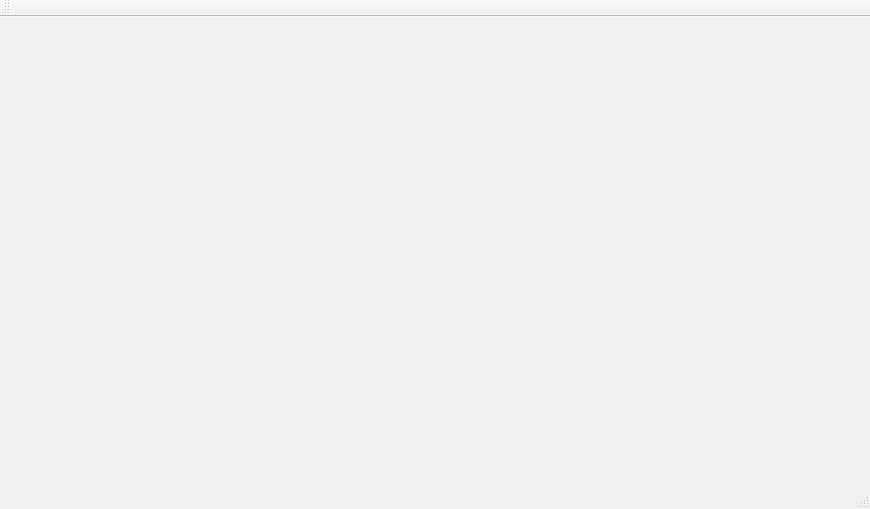
goujonpa/UTProfiler, file mainwindow.ui: the form before one commit.
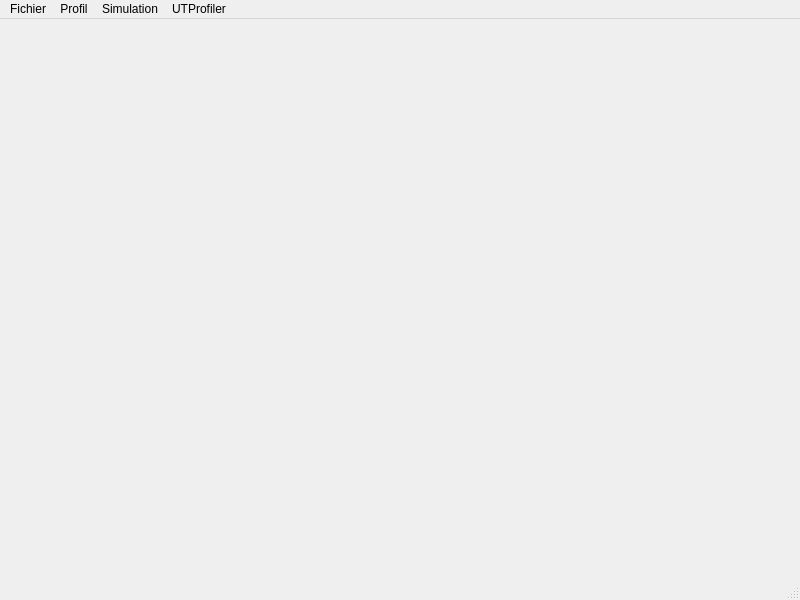
The form after the commit.

Commit message: prise en main interface

Patch:
```diff
--- a/mainwindow.ui
+++ b/mainwindow.ui
@@ -6,8 +6,8 @@
    <rect>
     <x>0</x>
     <y>0</y>
-    <width>870</width>
-    <height>509</height>
+    <width>800</width>
+    <height>600</height>
    </rect>
   </property>
   <property name="windowTitle">
@@ -19,18 +19,34 @@
     <rect>
      <x>0</x>
      <y>0</y>
-     <width>870</width>
+     <width>800</width>
      <height>25</height>
     </rect>
    </property>
-  </widget>
-  <widget class="QToolBar" name="mainToolBar">
-   <attribute name="toolBarArea">
-    <enum>TopToolBarArea</enum>
-   </attribute>
-   <attribute name="toolBarBreak">
-    <bool>false</bool>
-   </attribute>
+   <widget class="QMenu" name="menuFichier">
+    <property name="title">
+     <string>Fichier</string>
+    </property>
+   </widget>
+   <widget class="QMenu" name="menuProfil">
+    <property name="title">
+     <string>Profil</string>
+    </property>
+   </widget>
+   <widget class="QMenu" name="menuSimulation">
+    <property name="title">
+     <string>Simulation</string>
+    </property>
+   </widget>
+   <widget class="QMenu" name="menuUTProfiler">
+    <property name="title">
+     <string>UTProfiler</string>
+    </property>
+   </widget>
+   <addaction name="menuFichier"/>
+   <addaction name="menuProfil"/>
+   <addaction name="menuSimulation"/>
+   <addaction name="menuUTProfiler"/>
   </widget>
   <widget class="QStatusBar" name="statusBar"/>
  </widget>
```
Left out of the diff: 11 changed lines with no effect on the pictures. The commit also changes 18 other files.
